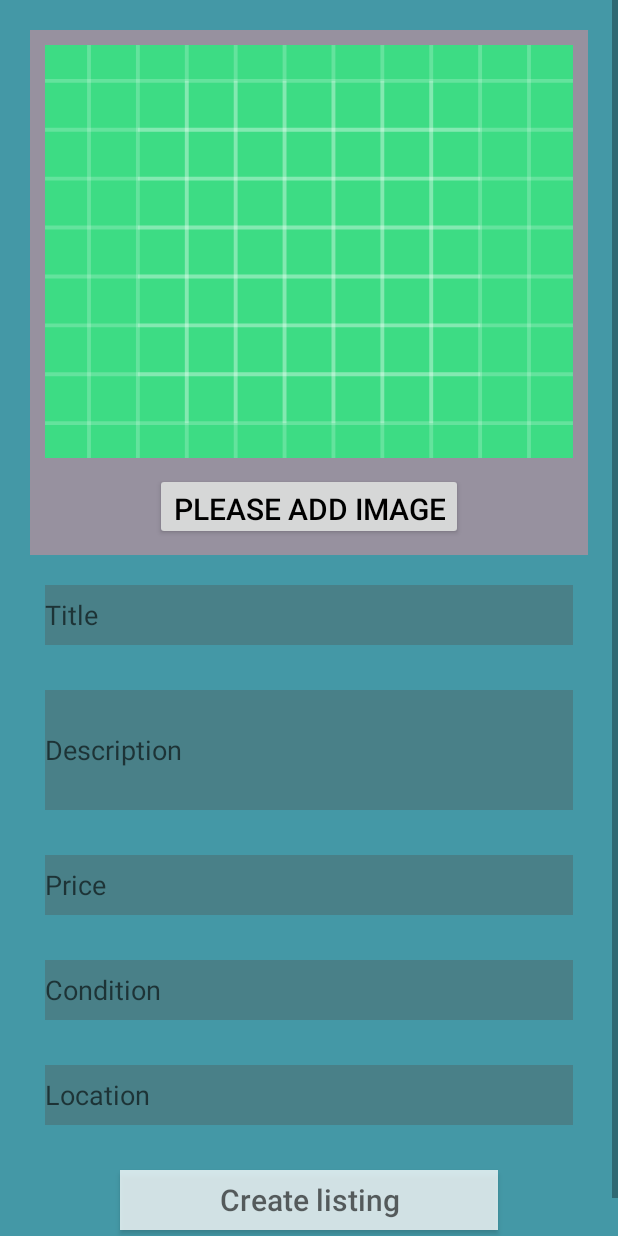
After one commit to coderMoSha/first-git-assignment, an Android app: the UploadProduct screen opened directly, with no data from a screen before it, on a phone screen of 412 x 824 dp. The commit adds this screen. Run offline under Robolectric (Android 15) with nearby library versions, the phone set to English and light mode, and no system bars; our stand-ins replace Firebase (no records; nobody signed in at launch, a user with empty details on screens opened directly); libraries missing offline, so code that uses them is left out: com.karumi.dexter.

Commit message:
add-product-form

```diff
--- a/app/build.gradle
+++ b/app/build.gradle
@@ -39,6 +39,9 @@ dependencies {
     implementation 'androidx.constraintlayout:constraintlayout:2.1.4'
     implementation 'com.google.firebase:firebase-auth:21.2.0'
     implementation 'com.google.firebase:firebase-database:20.1.0'
+    implementation 'com.google.firebase:firebase-storage:20.0.1'
+    implementation 'com.google.firebase:firebase-storage-ktx:20.1.0'
+    implementation 'com.karumi:dexter:6.2.2'
     testImplementation 'junit:junit:4.13.2'
     androidTestImplementation 'androidx.test.ext:junit:1.1.5'
     androidTestImplementation 'androidx.test.espresso:espresso-core:3.5.1'
--- /dev/null
+++ b/app/src/main/java/com/example/test1/activity/UploadProduct.java
@@ -0,0 +1,174 @@
+package com.example.test1.activity;
+
+import androidx.annotation.Nullable;
+import androidx.appcompat.app.AppCompatActivity;
+
+import android.Manifest;
+import android.content.Intent;
+import android.graphics.Bitmap;
+import android.graphics.BitmapFactory;
+import android.net.Uri;
+import android.os.Bundle;
+import android.view.View;
+import android.widget.Button;
+import android.widget.EditText;
+import android.widget.ImageView;
+import android.widget.TextView;
+import android.widget.Toast;
+
+import com.example.test1.EnterProductDetails;
+import com.example.test1.R;
+import com.example.test1.viewmodels.EnterUserDetails;
+import com.google.android.gms.tasks.OnSuccessListener;
+import com.google.firebase.auth.FirebaseAuth;
+import com.google.firebase.auth.FirebaseUser;
+import com.google.firebase.database.DatabaseReference;
+import com.google.firebase.database.FirebaseDatabase;
+import com.google.firebase.storage.FirebaseStorage;
+import com.google.firebase.storage.StorageReference;
+import com.google.firebase.storage.UploadTask;
+
+import com.karumi.dexter.Dexter;
+import com.karumi.dexter.PermissionToken;
+import com.karumi.dexter.listener.PermissionDeniedResponse;
+import com.karumi.dexter.listener.PermissionGrantedResponse;
+import com.karumi.dexter.listener.PermissionRequest;
+import com.karumi.dexter.listener.single.PermissionListener;
+
+
+import java.io.InputStream;
+import java.util.Random;
+
+public class UploadProduct extends AppCompatActivity {
+
+    ImageView addProductImage;
+    EditText addTitle, addDescription, addPrice, addCondition, addLocation;
+    Button listProductButton, addImageButton;
+    FirebaseAuth mAuth;
+    Uri filepath;
+
+    Bitmap bitmap;
+
+    @Override
+    protected void onCreate(Bundle savedInstanceState) {
+        super.onCreate(savedInstanceState);
+        setContentView(R.layout.activity_upload_product);
+
+        addProductImage = findViewById(R.id.addProductImage);
+        addTitle = findViewById(R.id.addTitle);
+        addPrice = findViewById(R.id.addPrice);
+        addDescription = findViewById(R.id.addDescription);
+        addCondition = findViewById(R.id.addCondition);
+        addLocation = findViewById(R.id.addLocation);
+        listProductButton = findViewById(R.id.listProductButton);
+        addImageButton = findViewById(R.id.addImageButton);
+
+        mAuth = FirebaseAuth.getInstance();
+        FirebaseUser fbUser = mAuth.getCurrentUser();
+
+        FirebaseStorage storage = FirebaseStorage.getInstance();
+
+
+        addImageButton.setOnClickListener(new View.OnClickListener() {
+            @Override
+            public void onClick(View view) {
+
+                Dexter.withActivity(UploadProduct.this)
+                        .withPermission(Manifest.permission.READ_EXTERNAL_STORAGE)
+                        .withListener(new PermissionListener() {
+                            @Override
+                            public void onPermissionGranted(PermissionGrantedResponse response) {
+                                Intent intent = new Intent(Intent.ACTION_PICK);
+                                intent.setType("image/*");
+                                startActivityForResult(Intent.createChooser(intent, "Select Image File"), 1);
+                            }
+
+                            @Override
+                            public void onPermissionDenied(PermissionDeniedResponse response) {
+
+                            }
+
+                            @Override
+                            public void onPermissionRationaleShouldBeShown(PermissionRequest permission, PermissionToken token) {
+                                token.continuePermissionRequest();
+                            }
+                        }).check();
+            }
+        });
+        listProductButton.setOnClickListener(new View.OnClickListener() {
+            @Override
+            public void onClick(View v) {
+                if (fbUser == null) {
+                    Toast.makeText(UploadProduct.this, "User invalid!", Toast.LENGTH_SHORT).show();
+
+                } else {
+
+                    String title, price, description, condition, location;
+
+                    title = String.valueOf(addTitle.getText());
+                    price = String.valueOf(addPrice.getText());
+                    description = String.valueOf(addDescription.getText());
+                    condition = String.valueOf(addCondition.getText());
+                    location = String.valueOf(addLocation.getText());
+
+
+                    addProductDataBase(title, price, description, condition, location);
+                }
+            }
+
+
+
+
+
+
+
+
+            private void addProductDataBase(String title, String price, String description, String condition, String location) {
+
+                final StorageReference uploadImage = storage.getReference("productImage" + new Random().nextInt(50));
+
+                uploadImage.putFile(filepath)
+                        .addOnSuccessListener(new OnSuccessListener<UploadTask.TaskSnapshot>() {
+                            @Override
+                            public void onSuccess(UploadTask.TaskSnapshot taskSnapshot) {
+                                uploadImage.getDownloadUrl().addOnSuccessListener(new OnSuccessListener<Uri>() {
+                                    @Override
+                                    public void onSuccess(Uri uri) {
+
+                                        String uridb = uri.toString();
+
+                                        EnterProductDetails productDetails = new EnterProductDetails(title, price, description, condition, location, uridb);
+                                        FirebaseUser fbUser = mAuth.getCurrentUser();
+                                        DatabaseReference reference = FirebaseDatabase.getInstance("https://e-marcket-68d42-default-rtdb.europe-west1.firebasedatabase.app")
+                                                .getReference("Products");
+
+
+                                    }
+                                });
+
+                            }
+                        });
+
+
+            }
+        });
+
+
+    }
+
+    @Override
+    protected void onActivityResult(int requestCode, int resultCode, @Nullable Intent data) {
+        if (requestCode == 1 && resultCode == RESULT_OK) {
+            filepath = data.getData();
+            try {
+                InputStream inputStream = getContentResolver().openInputStream(filepath);
+                bitmap = BitmapFactory.decodeStream(inputStream);
+                addProductImage.setImageBitmap(bitmap);
+            } catch (Exception ex) {
+
+            }
+        }
+        super.onActivityResult(requestCode, resultCode, data);
+    }
+
+}
--- a/app/src/main/java/com/example/test1/EnterUserDetails.java
+++ b/app/src/main/java/com/example/test1/viewmodels/EnterUserDetails.java
@@ -1,8 +1,10 @@
-package com.example.test1;
+package com.example.test1.viewmodels;
 
 public class EnterUserDetails {
 
     public String fnameDB ,lnameDB , dobDB, genderDB;
+
+    //public EnterUserDetails();
 
 
 
--- /dev/null
+++ b/app/src/main/res/drawable/baseline_add_box_24.xml
@@ -0,0 +1,5 @@
+<vector android:alpha="0.79" android:height="24dp"
+    android:tint="#000000" android:viewportHeight="24"
+    android:viewportWidth="24" android:width="24dp" xmlns:android="http://schemas.android.com/apk/res/android">
+    <path android:fillColor="@android:color/white" android:pathData="M19,3L5,3c-1.11,0 -2,0.9 -2,2v14c0,1.1 0.89,2 2,2h14c1.1,0 2,-0.9 2,-2L21,5c0,-1.1 -0.9,-2 -2,-2zM17,13h-4v4h-2v-4L7,13v-2h4L11,7h2v4h4v2z"/>
+</vector>
--- /dev/null
+++ b/app/src/main/res/drawable/baseline_image_24.xml
@@ -0,0 +1,5 @@
+<vector android:alpha="0.79" android:height="24dp"
+    android:tint="#000000" android:viewportHeight="24"
+    android:viewportWidth="24" android:width="24dp" xmlns:android="http://schemas.android.com/apk/res/android">
+    <path android:fillColor="@android:color/white" android:pathData="M21,19V5c0,-1.1 -0.9,-2 -2,-2H5c-1.1,0 -2,0.9 -2,2v14c0,1.1 0.9,2 2,2h14c1.1,0 2,-0.9 2,-2zM8.5,13.5l2.5,3.01L14.5,12l4.5,6H5l3.5,-4.5z"/>
+</vector>
--- a/app/src/main/res/layout/activity_login.xml
+++ b/app/src/main/res/layout/activity_login.xml
@@ -7,7 +7,7 @@
     xmlns:tools="http://schemas.android.com/tools"
     android:layout_width="match_parent"
     android:layout_height="match_parent"
-    tools:context=".Login"
+    tools:context=".activity.Login"
     android:background="#4498A6"
 
     >
--- a/app/src/main/res/layout/activity_register.xml
+++ b/app/src/main/res/layout/activity_register.xml
@@ -5,7 +5,7 @@
     xmlns:tools="http://schemas.android.com/tools"
     android:layout_width="match_parent"
     android:layout_height="match_parent"
-    tools:context=".Register"
+    tools:context=".activity.Register"
     android:background="#4498A6">
 
 
--- /dev/null
+++ b/app/src/main/res/layout/activity_upload_product.xml
@@ -0,0 +1,110 @@
+<?xml version="1.0" encoding="utf-8"?>
+    <ScrollView
+    xmlns:android="http://schemas.android.com/apk/res/android"
+    xmlns:app="http://schemas.android.com/apk/res-auto"
+    xmlns:tools="http://schemas.android.com/tools"
+    android:layout_width="match_parent"
+    android:layout_height="match_parent"
+    tools:context=".activity.UploadProduct"
+    android:background="#4498A6">
+    <LinearLayout
+        android:layout_width="match_parent"
+        android:layout_height="wrap_content"
+        android:orientation="vertical">
+        <RelativeLayout
+            android:layout_margin="20dp"
+            android:padding="10dp"
+            android:layout_width="match_parent"
+            android:layout_height="350dp"
+            android:background="#97919F">
+        <ImageView
+        android:id="@+id/addProductImage"
+        android:layout_width="match_parent"
+        android:layout_height="275dp"
+        android:scaleType="centerCrop"
+        android:src="@drawable/ic_launcher_background"
+        />
+        <Button
+            android:layout_width="wrap_content"
+            android:layout_height="wrap_content"
+            android:text="Please add image"
+            android:layout_centerHorizontal="true"
+            android:textColor="@color/black"
+            android:layout_below="@id/addProductImage"
+            android:layout_marginTop="10dp"
+            android:textSize="20sp"
+            android:id="@+id/addImageButton"
+
+            />
+
+        </RelativeLayout>
+
+    <EditText
+        android:id="@+id/addTitle"
+        android:layout_width="match_parent"
+        android:layout_height="40dp"
+        android:hint="Title"
+        android:background="#794F6565"
+        android:layout_marginStart="30dp"
+        android:layout_marginEnd="30dp"
+        android:layout_marginBottom="30dp"
+        />
+
+    <EditText
+        android:id="@+id/addDescription"
+        android:layout_width="match_parent"
+        android:layout_height="80dp"
+        android:hint="Description"
+        android:background="#794F6565"
+        android:layout_marginStart="30dp"
+        android:layout_marginEnd="30dp"
+        android:layout_marginBottom="30dp"
+        />
+
+    <EditText
+        android:id="@+id/addPrice"
+        android:layout_width="match_parent"
+        android:layout_height="40dp"
+        android:hint="Price"
+        android:background="#794F6565"
+        android:layout_marginStart="30dp"
+        android:layout_marginEnd="30dp"
+        android:layout_marginBottom="30dp"
+        />
+
+    <EditText
+        android:id="@+id/addCondition"
+        android:layout_width="match_parent"
+        android:layout_height="40dp"
+        android:hint="Condition"
+        android:background="#794F6565"
+        android:layout_marginStart="30dp"
+        android:layout_marginEnd="30dp"
+        android:layout_marginBottom="30dp"/>
+
+    <EditText
+        android:id="@+id/addLocation"
+        android:layout_width="match_parent"
+        android:layout_height="40dp"
+        android:hint="Location"
+        android:background="#794F6565"
+        android:layout_marginStart="30dp"
+        android:layout_marginEnd="30dp"
+        android:layout_marginBottom="30dp"/>
+
+    <Button
+        android:id="@+id/listProductButton"
+        android:layout_width="match_parent"
+        android:layout_height="40dp"
+        android:hint="Create listing"
+        android:background="#C4FFFFFF"
+        android:textSize="20sp"
+        android:layout_marginStart="80dp"
+        android:layout_marginEnd="80dp"
+        android:layout_marginBottom="30dp"/>
+
+
+
+    </LinearLayout>
+
+</ScrollView>
--- a/app/src/main/res/values-night/themes.xml
+++ b/app/src/main/res/values-night/themes.xml
@@ -1,6 +1,6 @@
 <resources xmlns:tools="http://schemas.android.com/tools">
     <!-- Base application theme. -->
-    <style name="Theme.Test1" parent="Theme.MaterialComponents.DayNight.DarkActionBar">
+    <style name="Theme.Test1" parent="Theme.MaterialComponents.DayNight.NoActionBar">
         <!-- Primary brand color. -->
         <item name="colorPrimary">@color/purple_200</item>
         <item name="colorPrimaryVariant">@color/purple_700</item>
```
Also changed, not shown: app/src/main/AndroidManifest.xml (+10 -6 lines), app/src/main/java/com/example/test1/EnterProductDetails.java (added, +34 -0 lines), app/src/main/java/com/example/test1/activity/Login.java (renamed from app/src/main/java/com/example/test1/Login.java, +7 -7 lines), app/src/main/java/com/example/test1/activity/MainActivity.java (renamed from app/src/main/java/com/example/test1/MainActivity.java, +16 -2 lines), app/src/main/java/com/example/test1/activity/Register.java (renamed from app/src/main/java/com/example/test1/Register.java, +4 -5 lines), app/src/main/res/layout/activity_main.xml (+21 -2 lines).
